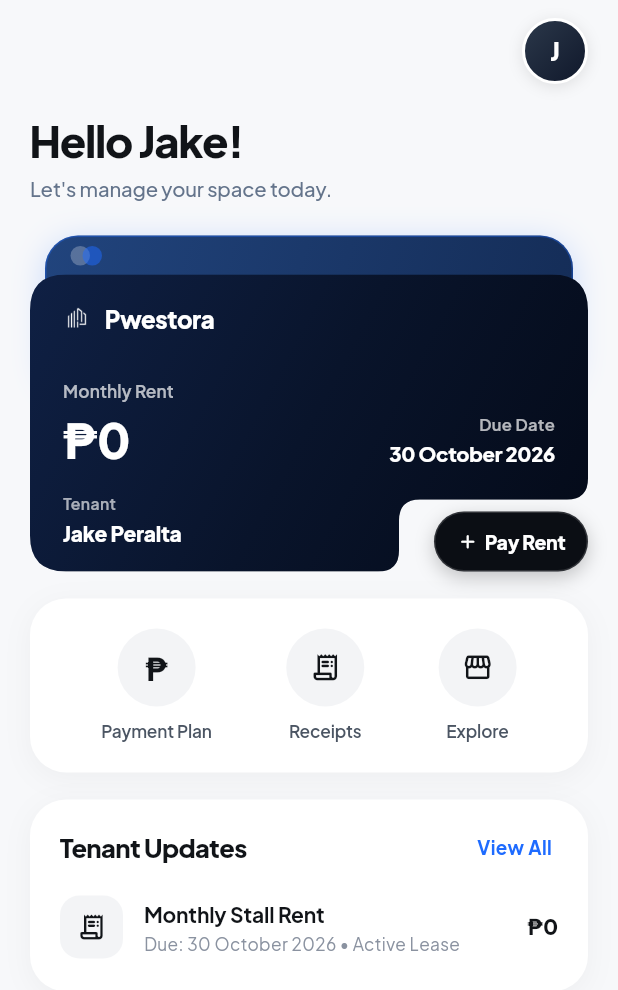
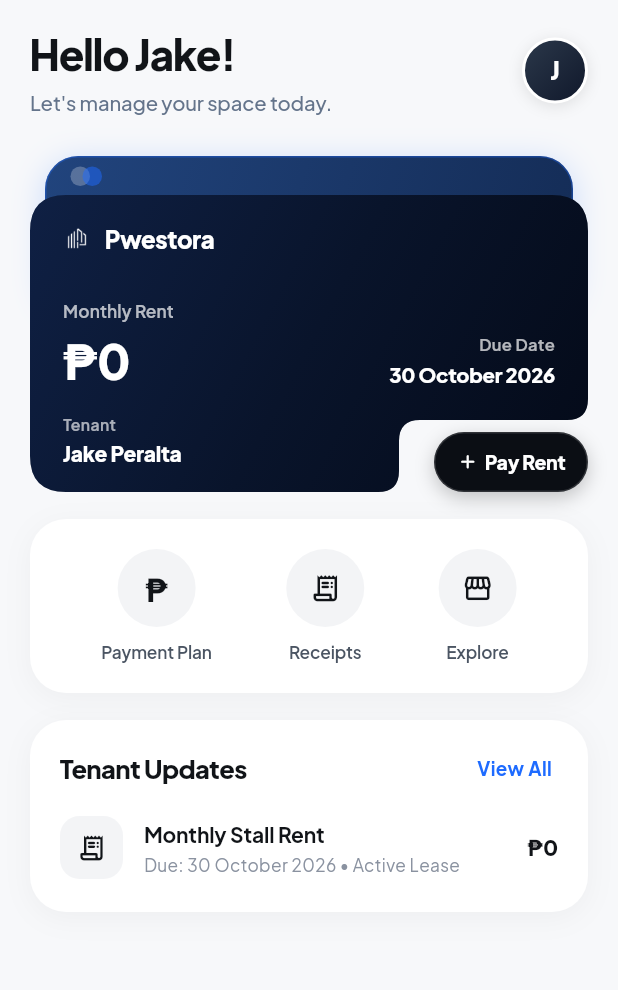
Before and after one commit to chrisacot305/pwestora_metrospace, a Flutter app: the DashboardScreen screen opened directly with empty values, on a phone screen of 412 x 824 dp. Shown: the top 990 px of the screen. Run offline on Flutter 3.47's test engine with Material 3 defaults, Android fonts, the phone set to English and light mode, and no system bars; our stand-ins replace flutter_map, google_fonts, image_picker, latlong2, shared_preferences; accounts and stored records are empty; network calls fail.

Commit message:
refactor: align greeting with profile avatar and level report nav label with other items

```diff
--- a/lib/screens/dashboard_screen.dart
+++ b/lib/screens/dashboard_screen.dart
@@ -143,17 +143,44 @@ class _DashboardScreenState extends State<DashboardScreen> {
           child: Column(
             crossAxisAlignment: CrossAxisAlignment.start,
             children: [
-              // ================= TOP HEADER (PROFILE AVATAR) =================
+              // ================= TOP HEADER (GREETING & PROFILE AVATAR) =================
               Padding(
                 padding: EdgeInsets.only(
-                  top: MediaQuery.of(context).padding.top + 12,
+                  top: MediaQuery.of(context).padding.top + 16,
                   left: 20,
                   right: 20,
-                  bottom: 8,
+                  bottom: 12,
                 ),
                 child: Row(
-                  mainAxisAlignment: MainAxisAlignment.end,
+                  crossAxisAlignment: CrossAxisAlignment.center,
                   children: [
+                    Expanded(
+                      child: Column(
+                        crossAxisAlignment: CrossAxisAlignment.start,
+                        children: [
+                          Text(
+                            'Hello ${_userName.isNotEmpty ? _userName.split(' ').first : 'Jake'}!',
+                            style: const TextStyle(
+                              fontSize: 28,
+                              fontWeight: FontWeight.w900,
+                              color: Color(0xFF111418),
+                              letterSpacing: -0.9,
+                            ),
+                          ),
+                          const SizedBox(height: 3),
+                          const Text(
+                            "Let's manage your space today.",
+                            style: TextStyle(
+                              fontSize: 13.5,
+                              fontWeight: FontWeight.w500,
+                              color: Color(0xFF64748B),
+                              letterSpacing: -0.1,
+                            ),
+                          ),
+                        ],
+                      ),
+                    ),
+                    const SizedBox(width: 12),
                     InkWell(
                       borderRadius: BorderRadius.circular(22),
                       onTap: () {
@@ -190,35 +217,6 @@ class _DashboardScreenState extends State<DashboardScreen> {
                             ),
                           ),
                         ),
-                      ),
-                    ),
-                  ],
-                ),
-              ),
-
-              // ================= GREETING TITLE & SUBTITLE =================
-              Padding(
-                padding: const EdgeInsets.symmetric(horizontal: 20, vertical: 8),
-                child: Column(
-                  crossAxisAlignment: CrossAxisAlignment.start,
-                  children: [
-                    Text(
-                      'Hello ${_userName.isNotEmpty ? _userName.split(' ').first : 'Jake'}!',
-                      style: const TextStyle(
-                        fontSize: 29,
-                        fontWeight: FontWeight.w900,
-                        color: Color(0xFF111418),
-                        letterSpacing: -0.9,
-                      ),
-                    ),
-                    const SizedBox(height: 3),
-                    const Text(
-                      "Let's manage your space today.",
-                      style: TextStyle(
-                        fontSize: 13.5,
-                        fontWeight: FontWeight.w500,
-                        color: Color(0xFF64748B),
-                        letterSpacing: -0.1,
                       ),
                     ),
                   ],
```
Also changed, not shown: lib/screens/home_shell.dart (+34 -20 lines).
